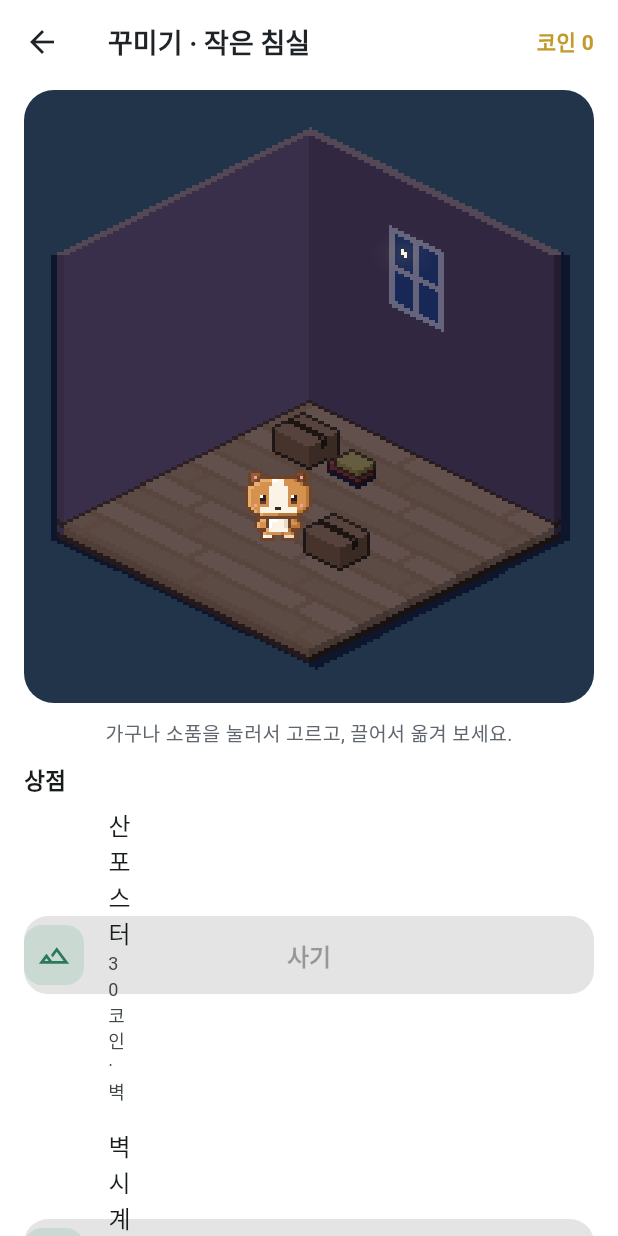
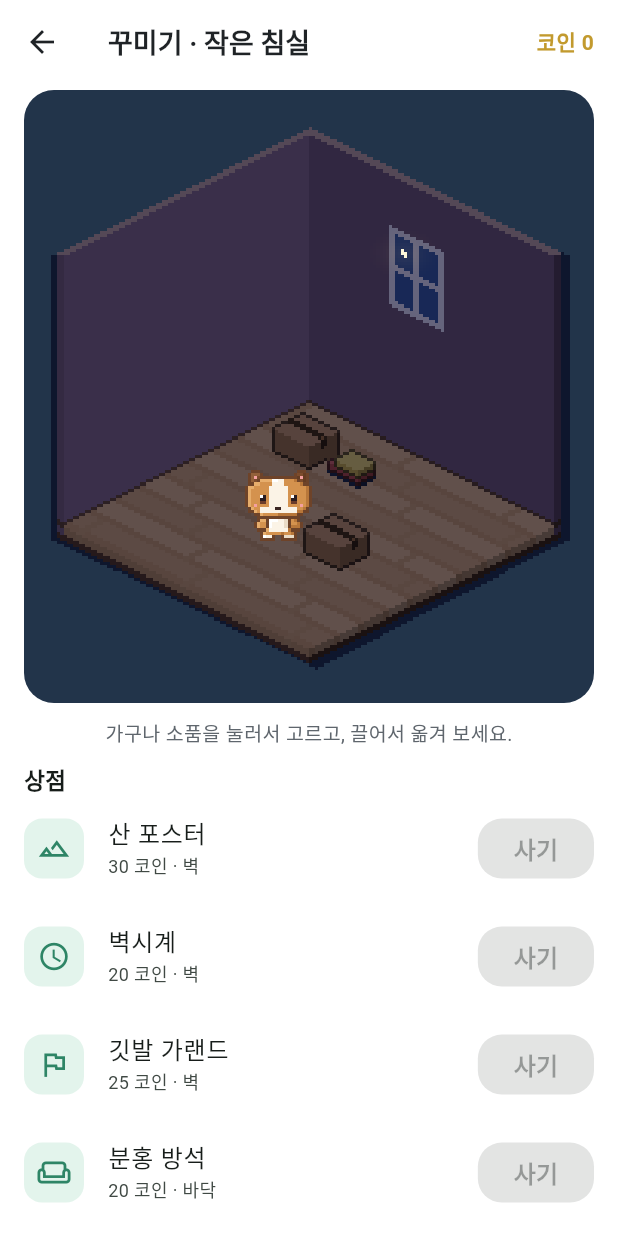
Before and after one commit to thingjae85/jedoit, a Flutter app: the screen it shows after launch, after a tap on "꾸미기", on a phone screen of 412 x 824 dp. Run offline on Flutter 3.47's test engine with Material 3 defaults, Android fonts, the phone set to English and light mode, and no system bars; our stand-ins replace image_picker, qr_flutter, shared_preferences, supabase_flutter, video_player, web; accounts and stored records are empty; network calls fail.

Commit message:
꾸미기 목록의 사기·놓기 버튼이 가로를 꽉 채우려다 화면이 깨지던 문제 고치기
앱 기본 버튼은 가로를 꽉 채우게 돼 있어서, 목록 오른쪽 자리에 넣으면 그려지지 않았다.
버튼 크기를 정해 준다. flutter analyze, flutter test (77개) 통과.

Co-Authored-By: Claude Opus 5.5 <noreply@anthropic.com>
Claude-Session: https://claude.ai/code/session_01Qy4bv7sRLpwNrroTqa21jF

```diff
--- a/lib/screens/decor_screen.dart
+++ b/lib/screens/decor_screen.dart
@@ -289,6 +289,8 @@ class _DecorScreenState extends State<DecorScreen> {
                           t.isDecor && !_canPlace ? '방이 조금 더 회복되면 놓을 수 있어요' : '보관함에 있어요',
                           style: const TextStyle(fontSize: 12)),
                       trailing: FilledButton.tonal(
+                        // 앱 기본 버튼은 가로를 꽉 채우므로, 목록 오른쪽에 들어가게 크기를 정한다.
+                        style: _tileButton,
                         onPressed: t.isDecor && !_canPlace ? null : () => _takeOut(t),
                         child: const Text('놓기'),
                       ),
@@ -305,6 +307,8 @@ class _DecorScreenState extends State<DecorScreen> {
                       subtitle: Text('${item.price} 코인 · ${item.spot == DecorSpot.wall ? '벽' : '바닥'}',
                           style: const TextStyle(fontSize: 12)),
                       trailing: FilledButton.tonal(
+                        // 앱 기본 버튼은 가로를 꽉 채우므로, 목록 오른쪽에 들어가게 크기를 정한다.
+                        style: _tileButton,
                         onPressed: _coins >= item.price ? () => _buy(item) : null,
                         child: const Text('사기'),
                       ),
@@ -324,6 +328,8 @@ class _DecorScreenState extends State<DecorScreen> {
       ),
     );
   }
+
+  static final _tileButton = FilledButton.styleFrom(minimumSize: const Size(64, 40));
 
   Widget _icon(IconData? icon) => Container(
         width: 40,
```
